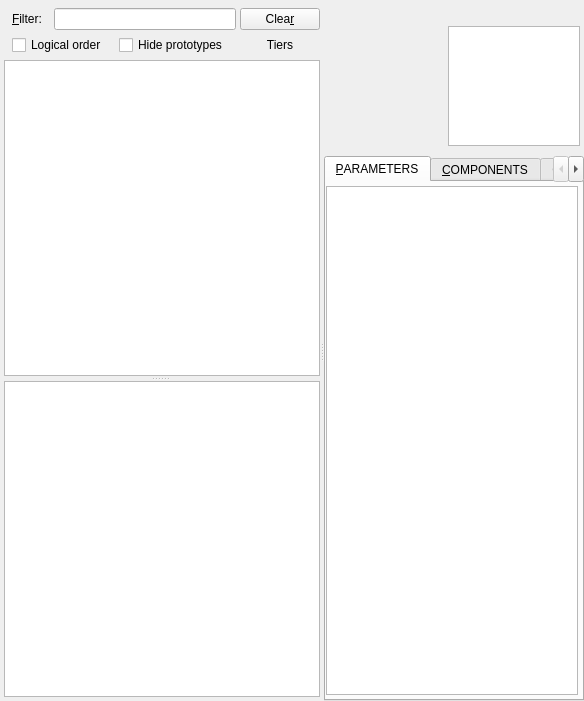
nnemkin/perpetuum-planner, file src/itemsview.ui: the form before one commit.
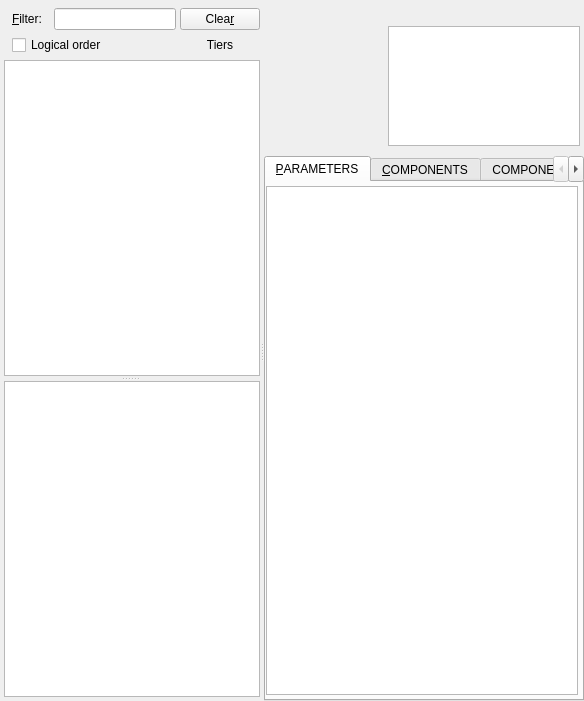
The form after the commit. Icons and pictures are not drawn. Custom widgets are drawn as their Qt base class.

Commit message: Removed "Hide prototypes" option in favor of expanded tier filter.

What changed in the file:
```diff
--- a/src/itemsview.ui
+++ b/src/itemsview.ui
@@ -122,13 +122,6 @@
            </property>
           </widget>
          </item>
-         <item>
-          <widget class="QCheckBox" name="checkHidePrototypes">
-           <property name="text">
-            <string>Hide prototypes</string>
-           </property>
-          </widget>
-         </item>
          <item>
           <spacer name="horizontalSpacer">
            <property name="orientation">
```
The commit also changes 11 other files.
